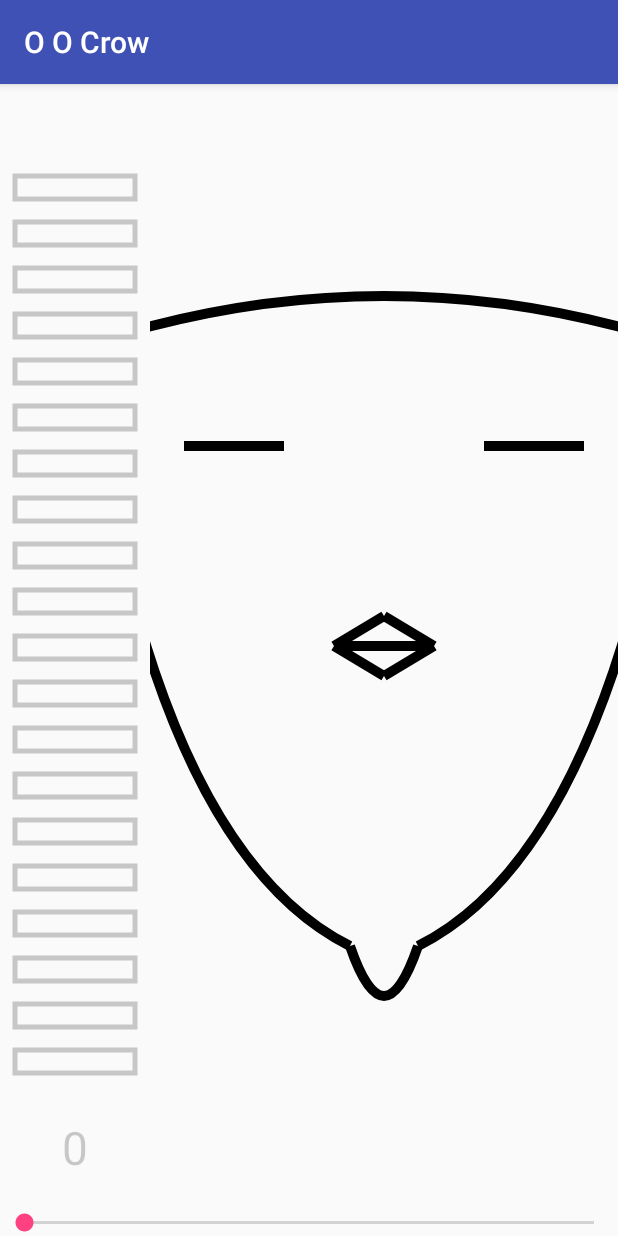
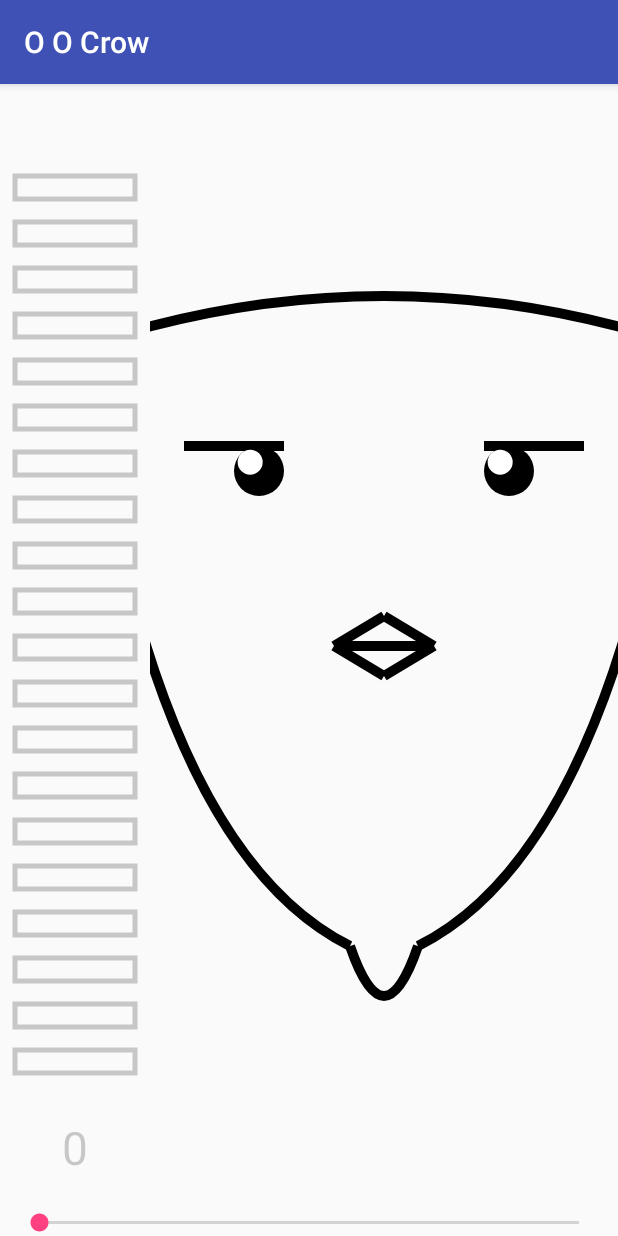
Before and after one commit to ourCHK/OOCrow, an Android app: the screen it shows after launch (ChickActivity), on a phone screen of 412 x 824 dp. Run offline under Robolectric (Android 15) with nearby library versions, the phone set to English and light mode, and no system bars.

Commit message:
add the eye for the chick
Change-Id: I69f09195b180155b99d66ba84cf34e1a1284a2c7

```diff
--- a/app/src/main/java/com/chk/oocrow/ChickActivity.java
+++ b/app/src/main/java/com/chk/oocrow/ChickActivity.java
@@ -2,12 +2,11 @@ package com.chk.oocrow;
 
 import android.annotation.SuppressLint;
 import android.content.Context;
-import android.database.ContentObserver;
 import android.media.AudioManager;
+import android.os.Bundle;
 import android.os.Handler;
 import android.os.Message;
 import android.support.v7.app.AppCompatActivity;
-import android.os.Bundle;
 import android.util.Log;
 import android.view.KeyEvent;
 import android.widget.SeekBar;
@@ -17,19 +16,16 @@ import com.chk.oocrow.View.PowerView;
 
 public class ChickActivity extends AppCompatActivity {
 
-
-    Utils mUtils;
-
+    private AudioManager mAudioManager;
     private float defaultVolume;
-    private AudioManager mAudioManager;
     private Handler mHandler;
 
+    private Utils mUtils;
 
     private ChickView mMyChickView;
     private PowerView mPowerView;
     private SeekBar mSeekBar;
     private int mPower;
-
 
     @Override
     protected void onCreate(Bundle savedInstanceState) {
@@ -37,7 +33,6 @@ public class ChickActivity extends AppCompatActivity {
         setContentView(R.layout.activity_chick);
         init();
     }
-
 
     @Override
     public boolean onKeyDown(int keyCode, KeyEvent event) {
--- a/app/src/main/java/com/chk/oocrow/MainActivity.java
+++ b/app/src/main/java/com/chk/oocrow/MainActivity.java
@@ -14,6 +14,8 @@ import android.widget.ImageView;
 import android.widget.RelativeLayout;
 import android.widget.SeekBar;
 import android.widget.Toast;
+
+import com.chk.oocrow.View.MyPowerView;
 
 public class MainActivity extends AppCompatActivity{
 
--- a/app/src/main/java/com/chk/oocrow/View/ChickView.java
+++ b/app/src/main/java/com/chk/oocrow/View/ChickView.java
@@ -63,7 +63,6 @@ public class ChickView extends View{
         mPaint.setAntiAlias(true);
 
         mEyePaint = new Paint();
-        mEyePaint.setColor(Color.BLACK);
         mEyePaint.setStrokeWidth(10);
         mEyePaint.setAntiAlias(true);
 
@@ -147,19 +146,29 @@ public class ChickView extends View{
 //            canvas.drawCircle(mViewWidth/2+200,mViewHeight/2-200,10, mEyePaint);
 //        }
         if (mPower == 0) {
+            mEyePaint.setColor(Color.BLACK);
             canvas.drawLine(viewWidth/2-200,viewHeight/2-200,viewWidth/2-100,viewHeight/2-200, mEyePaint);
             canvas.drawLine(viewWidth/2+200,viewHeight/2-200,viewWidth/2+100,viewHeight/2-200, mEyePaint);
         } else {
             canvas.save();
-            canvas.rotate(3*mPower/5f,viewWidth/2-200,viewHeight/2-200);
+            canvas.rotate(2*mPower/5f,viewWidth/2-125,viewHeight/2-200);
             canvas.drawLine(viewWidth/2-200,viewHeight/2-200,viewWidth/2-100,viewHeight/2-200, mEyePaint);
             canvas.restore();
 
             canvas.save();
-            canvas.rotate(-3*mPower/5f,viewWidth/2+200,viewHeight/2-200);
+            canvas.rotate(-2*mPower/5f,viewWidth/2+125,viewHeight/2-200);
             canvas.drawLine(viewWidth/2+200,viewHeight/2-200,viewWidth/2+100,viewHeight/2-200, mEyePaint);
             canvas.restore();
         }
+
+        canvas.drawCircle(viewWidth/2-125,viewHeight/2-175,25,mEyePaint);
+        canvas.drawCircle(viewWidth/2+125,viewHeight/2-175,25,mEyePaint);
+
+        mEyePaint.setColor(Color.WHITE);
+        float detal = (float)(12.5*Math.sin(Math.PI/4));
+        canvas.drawCircle(viewWidth/2-125-detal,viewHeight/2-175-detal,12.5f,mEyePaint);
+        canvas.drawCircle(viewWidth/2+125-detal,viewHeight/2-175-detal,12.5f,mEyePaint);
+        mEyePaint.setColor(Color.BLACK);
     }
 
     void drawMouth(Canvas canvas) {
--- a/app/src/main/res/layout/activity_chick.xml
+++ b/app/src/main/res/layout/activity_chick.xml
@@ -29,6 +29,8 @@
         android:id="@+id/seekBar"
         android:layout_width="match_parent"
         android:layout_height="wrap_content"
+        android:layout_marginLeft="10dp"
+        android:layout_marginRight="10dp"
         android:scrollbarTrackVertical="@color/colorAccent" />
 
 </LinearLayout>
```
